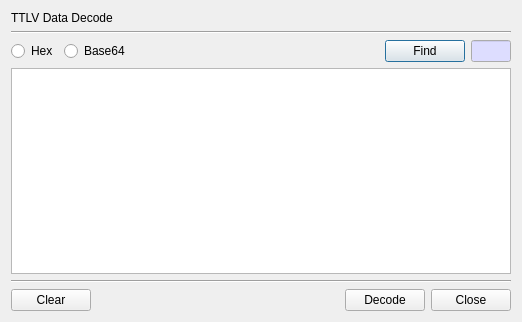
jykim74/BerEditor, file BerEditor/decode_ttlv_dlg.ui: the form before one commit.
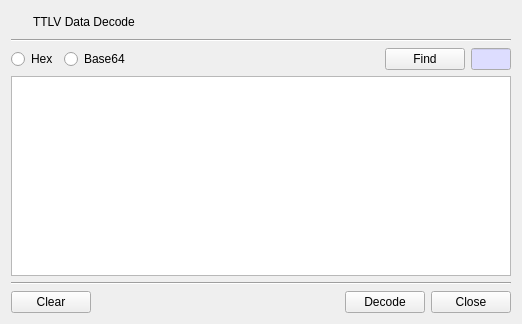
The form after the commit. Icons and pictures are not drawn.

```diff
--- a/BerEditor/decode_ttlv_dlg.ui
+++ b/BerEditor/decode_ttlv_dlg.ui
@@ -15,11 +15,44 @@
   </property>
   <layout class="QVBoxLayout" name="verticalLayout">
    <item>
-    <widget class="QLabel" name="label">
-     <property name="text">
-      <string>TTLV Data Decode</string>
+    <layout class="QGridLayout" name="gridLayout_3">
+     <property name="topMargin">
+      <number>0</number>
      </property>
-    </widget>
+     <item row="0" column="1">
+      <widget class="QLabel" name="label">
+       <property name="text">
+        <string>TTLV Data Decode</string>
+       </property>
+      </widget>
+     </item>
+     <item row="0" column="0">
+      <widget class="QPushButton" name="pushButton">
+       <property name="minimumSize">
+        <size>
+         <width>16</width>
+         <height>0</height>
+        </size>
+       </property>
+       <property name="maximumSize">
+        <size>
+         <width>16</width>
+         <height>16777215</height>
+        </size>
+       </property>
+       <property name="text">
+        <string/>
+       </property>
+       <property name="icon">
+        <iconset resource="bereditor.qrc">
+         <normaloff>:/images/decode_ttlv.png</normaloff>:/images/decode_ttlv.png</iconset>
+       </property>
+       <property name="flat">
+        <bool>true</bool>
+       </property>
+      </widget>
+     </item>
+    </layout>
    </item>
    <item>
     <widget class="Line" name="line_2">
```
Left out of the diff: 4 changed lines with no effect on the pictures.
